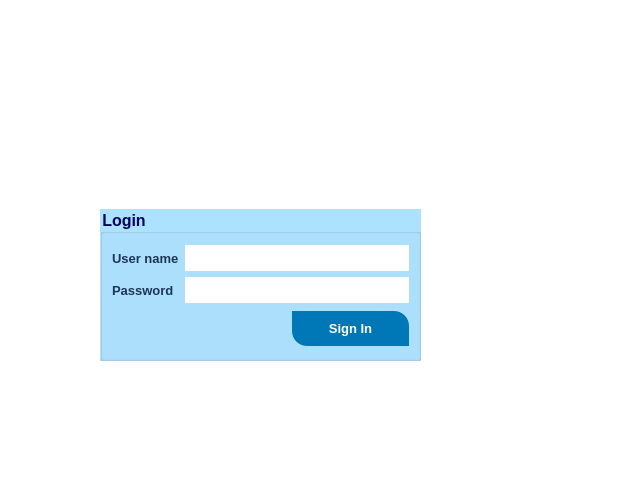
katetaylor1993/CSE3311-Project, file src/qt/aha/loginwin.ui: the form before one commit.
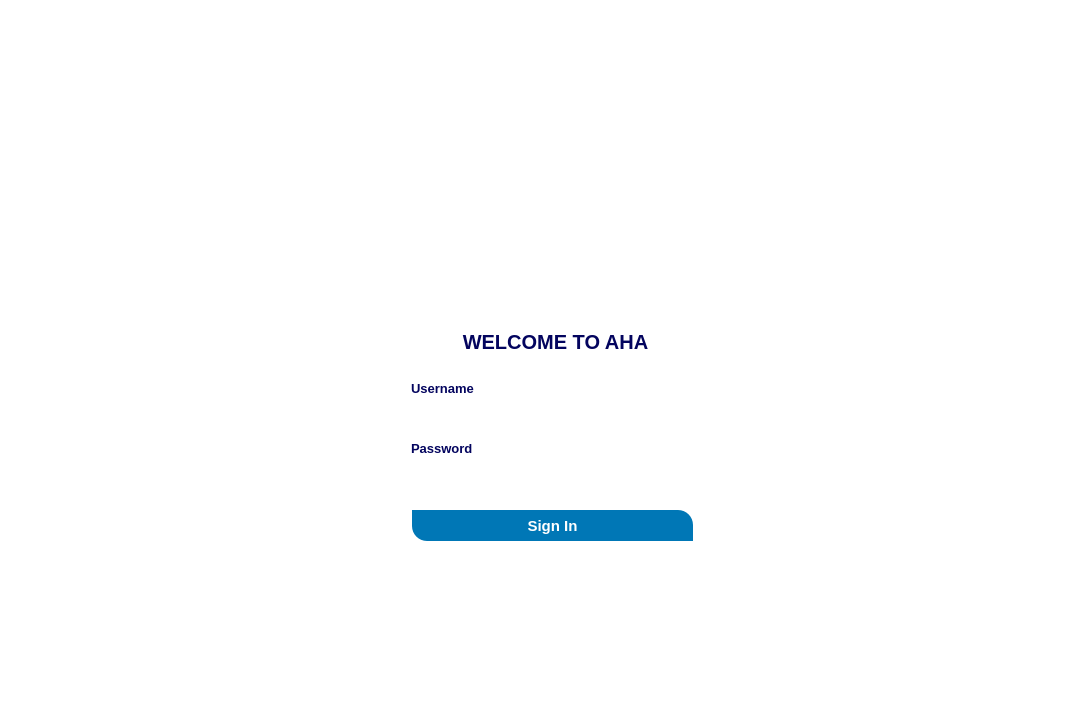
The form after the commit. Icons and pictures are not drawn.

What changed in the file:
```diff
--- a/src/qt/aha/loginwin.ui
+++ b/src/qt/aha/loginwin.ui
@@ -6,8 +6,8 @@
    <rect>
     <x>0</x>
     <y>0</y>
-    <width>640</width>
-    <height>500</height>
+    <width>1080</width>
+    <height>720</height>
    </rect>
   </property>
   <property name="windowTitle">
@@ -484,612 +484,178 @@
 }
 </string>
   </property>
-  <widget class="QWidget" name="layoutWidget">
+  <widget class="QFrame" name="frame">
    <property name="geometry">
     <rect>
-     <x>100</x>
-     <y>30</y>
-     <width>321</width>
-     <height>331</height>
+     <x>370</x>
+     <y>150</y>
+     <width>361</width>
+     <height>441</height>
     </rect>
    </property>
-   <layout class="QVBoxLayout" name="verticalLayout_2">
-    <item>
-     <widget class="QLabel" name="label_pix">
-      <property name="styleSheet">
-       <string notr="true">image: url(:/image/image/Aha-Logo.png);</string>
-      </property>
-      <property name="text">
-       <string/>
-      </property>
-     </widget>
-    </item>
-    <item>
-     <spacer name="verticalSpacer">
-      <property name="orientation">
-       <enum>Qt::Vertical</enum>
-      </property>
-      <property name="sizeType">
-       <enum>QSizePolicy::Fixed</enum>
-      </property>
-      <property name="sizeHint" stdset="0">
-       <size>
-        <width>10</width>
-        <height>20</height>
-       </size>
-      </property>
-     </spacer>
-    </item>
-    <item>
-     <widget class="QGroupBox" name="groupBox">
-      <property name="sizePolicy">
-       <sizepolicy hsizetype="Preferred" vsizetype="Preferred">
-        <horstretch>0</horstretch>
-        <verstretch>0</verstretch>
-       </sizepolicy>
-      </property>
-      <property name="font">
-       <font>
-        <pointsize>12</pointsize>
-        <weight>75</weight>
-        <italic>false</italic>
-        <bold>true</bold>
-        <underline>false</underline>
-       </font>
-      </property>
-      <property name="styleSheet">
-       <string notr="true">QGroupBox
-{
-	background: #ADE2FF;
-	color: #03045E
-}</string>
-      </property>
-      <property name="title">
-       <string>Login</string>
-      </property>
-      <layout class="QVBoxLayout" name="verticalLayout">
-       <item>
-        <layout class="QGridLayout" name="gridLayout">
-         <item row="0" column="0">
-          <widget class="QLabel" name="label_user">
-           <property name="text">
-            <string>User name</string>
-           </property>
-           <property name="buddy">
-            <cstring>lineEdit_userName</cstring>
-           </property>
-          </widget>
-         </item>
-         <item row="1" column="0">
-          <widget class="QLabel" name="label_pass">
-           <property name="text">
-            <string>Password</string>
-           </property>
-           <property name="buddy">
-            <cstring>lineEdit_password</cstring>
-           </property>
-          </widget>
-         </item>
-         <item row="0" column="1">
-          <widget class="QLineEdit" name="lineEdit_userName">
-           <property name="styleSheet">
-            <string notr="true">QLineEdit
-{
-	background: #FFFFFF ;
-}</string>
-           </property>
-          </widget>
-         </item>
-         <item row="1" column="1">
-          <widget class="QLineEdit" name="lineEdit_password">
-           <property name="styleSheet">
-            <string notr="true">QLineEdit
-{
-	background: #FFFFFF ;
-}</string>
-           </property>
-           <property name="echoMode">
-            <enum>QLineEdit::Password</enum>
-           </property>
-          </widget>
-         </item>
-        </layout>
-       </item>
-       <item>
-        <layout class="QHBoxLayout" name="horizontalLayout">
-         <item>
-          <spacer name="horizontalSpacer">
-           <property name="orientation">
-            <enum>Qt::Horizontal</enum>
-           </property>
-           <property name="sizeType">
-            <enum>QSizePolicy::Fixed</enum>
-           </property>
-           <property name="sizeHint" stdset="0">
-            <size>
-             <width>180</width>
-             <height>20</height>
-            </size>
-           </property>
-          </spacer>
-         </item>
-         <item>
-          <widget class="QPushButton" name="pushButton">
-           <property name="styleSheet">
-            <string notr="true">/*Copyright (c) DevSec Studio. All rights reserved.
+   <property name="styleSheet">
+    <string notr="true">	background: rgba(255,255, 255,200);
+	color: #03045E;
+	border-top-right-radius: 5px;
+	border-top-left-radius: 5px;
+	border-bottom-right-radius: 5px;
+	border-bottom-left-radius: 5px;
 
-MIT License
-
-Permission is hereby granted, free of charge, to any person obtaining a copy
-of this software and associated documentation files (the &quot;Software&quot;), to deal
-in the Software without restriction, including without limitation the rights
-to use, copy, modify, merge, publish, distribute, sublicense, and/or sell
-copies of the Software, and to permit persons to whom the Software is
-furnished to do so, subject to the following conditions:
-
-The above copyright notice and this permission notice shall be included in all
-copies or substantial portions of the Software.
-
-THE SOFTWARE IS PROVIDED *AS IS*, WITHOUT WARRANTY OF ANY KIND, EXPRESS OR
-IMPLIED, INCLUDING BUT NOT LIMITED TO THE WARRANTIES OF MERCHANTABILITY,
-FITNESS FOR A PARTICULAR PURPOSE AND NONINFRINGEMENT. IN NO EVENT SHALL THE
-AUTHORS OR COPYRIGHT HOLDERS BE LIABLE FOR ANY CLAIM, DAMAGES OR OTHER
-LIABILITY, WHETHER IN AN ACTION OF CONTRACT, TORT OR OTHERWISE, ARISING FROM,
-OUT OF OR IN CONNECTION WITH THE SOFTWARE OR THE USE OR OTHER DEALINGS IN THE SOFTWARE.
-*/
-
-/*-----QWidget-----*/
-QWidget
-{
-	background-color: #fff;
-	color: red;
-
-}
-
-
-/*-----QLabel-----*/
-QLabel
-{
-	background-color: transparent;
-	color: #1D3557;
-	font-weight: bold;
-	font-size: 13px;
-
-}
-
-
-/*-----QPushButton-----*/
-QPushButton
-{
+</string>
+   </property>
+   <property name="frameShape">
+    <enum>QFrame::StyledPanel</enum>
+   </property>
+   <property name="frameShadow">
+    <enum>QFrame::Raised</enum>
+   </property>
+   <widget class="QPushButton" name="pushButton">
+    <property name="geometry">
+     <rect>
+      <x>42</x>
+      <y>360</y>
+      <width>281</width>
+      <height>31</height>
+     </rect>
+    </property>
+    <property name="styleSheet">
+     <string notr="true">QPushButton{
 	background-color: #0077B6;
 	color: #fff;
-	font-size: 13px;
+	font-size: 15px;
 	font-weight: bold;
 	border-top-right-radius: 15px;
 	border-top-left-radius: 0px;
 	border-bottom-right-radius: 0px;
 	border-bottom-left-radius: 15px;
-	padding: 10px;
-
-}
-
-
-QPushButton::disabled
+	padding: 5 15 5 15;
+}</string>
+    </property>
+    <property name="text">
+     <string>Sign In</string>
+    </property>
+   </widget>
+   <widget class="QLabel" name="label">
+    <property name="geometry">
+     <rect>
+      <x>90</x>
+      <y>180</y>
+      <width>191</width>
+      <height>24</height>
+     </rect>
+    </property>
+    <property name="styleSheet">
+     <string notr="true">QLabel{
+background-color: transparent
+}</string>
+    </property>
+    <property name="text">
+     <string>&lt;h2&gt;WELCOME TO AHA&lt;/h2&gt;</string>
+    </property>
+    <property name="alignment">
+     <set>Qt::AlignCenter</set>
+    </property>
+   </widget>
+   <widget class="QLabel" name="label_user">
+    <property name="geometry">
+     <rect>
+      <x>41</x>
+      <y>230</y>
+      <width>68</width>
+      <height>16</height>
+     </rect>
+    </property>
+    <property name="styleSheet">
+     <string notr="true">QLabel{
+background-color: transparent
+}</string>
+    </property>
+    <property name="text">
+     <string>Username</string>
+    </property>
+    <property name="buddy">
+     <cstring>lineEdit_userName</cstring>
+    </property>
+   </widget>
+   <widget class="QLabel" name="label_pass">
+    <property name="geometry">
+     <rect>
+      <x>41</x>
+      <y>290</y>
+      <width>63</width>
+      <height>16</height>
+     </rect>
+    </property>
+    <property name="styleSheet">
+     <string notr="true">QLabel{
+background-color: transparent
+}</string>
+    </property>
+    <property name="text">
+     <string>Password</string>
+    </property>
+    <property name="buddy">
+     <cstring>lineEdit_password</cstring>
+    </property>
+   </widget>
+   <widget class="QLineEdit" name="lineEdit_userName">
+    <property name="geometry">
+     <rect>
+      <x>41</x>
+      <y>250</y>
+      <width>281</width>
+      <height>26</height>
+     </rect>
+    </property>
+    <property name="styleSheet">
+     <string notr="true">QLineEdit
 {
-	background-color: #5c5c5c;
-
-}
-
-
-QPushButton::hover
+	background: rgb(255, 255, 255);
+}</string>
+    </property>
+   </widget>
+   <widget class="QLineEdit" name="lineEdit_password">
+    <property name="geometry">
+     <rect>
+      <x>41</x>
+      <y>312</y>
+      <width>281</width>
+      <height>26</height>
+     </rect>
+    </property>
+    <property name="styleSheet">
+     <string notr="true">QLineEdit
 {
-	background-color: #00B4D8;
+	background: rgb(255, 255, 255);
 
-}
-
-
-QPushButton::pressed
-{
-	background-color: #023E8A;
-
-}
-
-
-/*-----QCheckBox-----*/
-QCheckBox
-{
-	background-color: transparent;
-	color: #0077B6;
-	font-size: 10px;
-	font-weight: bold;
-	border: none;
-	border-radius: 5px;
-
-}
-
-
-/*-----QCheckBox-----*/
-QCheckBox::indicator
-{
-    background-color: #323232;
-    border: 1px solid darkgray;
-    width: 12px;
-    height: 12px;
-
-}
-
-
-QCheckBox::indicator:checked
-{
-    image:url(&quot;./ressources/check.png&quot;);
-	background-color: #0077B6;
-    border: 1px solid #0077B6;
-
-}
-
-
-QCheckBox::indicator:unchecked:hover
-{
-    border: 1px solid #0077B6;
-
-}
-
-
-QCheckBox::disabled
-{
-	color: #656565;
-
-}
-
-
-QCheckBox::indicator:disabled
-{
-	background-color: #656565;
-	color: #656565;
-    border: 1px solid #656565;
-
-}
-
-
-/*-----QLineEdit-----*/
-QLineEdit
-{
-	background-color: #c2c7d5;
-	color: #2a547f;
-	border: none;
-	padding: 5px;
-
-}
-
-
-/*-----QListView-----*/
-QListView
-{
-	background-color: #0077B6;
-	color: #fff;
-	font-size: 14px;
-	font-weight: bold;
-	show-decoration-selected: 0;
-	border-radius: 4px;
-	padding-left: -15px;
-	padding-right: -15px;
-	padding-top: 5px;
-
-} 
-
-
-QListView:disabled 
-{
-	background-color: #5c5c5c;
-
-}
-
-
-QListView::item
-{
-	background-color: #454e5e;
-	border: none;
-	padding: 10px;
-	border-radius: 0px;
-	padding-left : 10px;
-	height: 32px;
-
-}
-
-
-QListView::item:selected
-{
-	color: #000;
-	background-color: #fff;
-
-}
-
-
-QListView::item:!selected
-{
-	color:white;
-	background-color: transparent;
-	border: none;
-	padding-left : 10px;
-
-}
-
-
-QListView::item:!selected:hover
-{
-	color: #fff;
-	background-color: #00B4D8;
-	border: none;
-	padding-left : 10px;
-
-}
-
-
-/*-----QTreeView-----*/
-QTreeView 
-{
-	background-color: #fff;
-	show-decoration-selected: 0;
-	color: #1D3557;
-
-}
-
-
-QTreeView:disabled
-{
-	background-color: #242526;
-	show-decoration-selected: 0;
-
-}
-
-
-QTreeView::item 
-{
-	border-top-color: transparent;
-	border-bottom-color: transparent;
-
-}
-
-
-QTreeView::item:hover 
-{
-	background-color: #bcbdbb;
-	color: #000;
-
-}
-
-
-QTreeView::item:selected 
-{
-	background-color: #0077B6;
-	color: #fff;
-
-}
-
-
-QTreeView::item:selected:active
-{
-	background-color: #0077B6;
-	color: #fff;
-
-}
-
-
-QTreeView::item:selected:disabled
-{
-	background-color: #525251;
-	color: #656565;
-
-}
-
-
-QTreeView::branch:has-children:!has-siblings:closed,
-QTreeView::branch:closed:has-children:has-siblings 
-{
-	image: url(://tree-closed.png);
-
-}
-
-QTreeView::branch:open:has-children:!has-siblings,
-QTreeView::branch:open:has-children:has-siblings  
-{
-	image: url(://tree-open.png);
-
-}
-
-
-/*-----QTableView &amp; QTableWidget-----*/
-QTableView
-{
-    background-color: #fff;
-	border: 1px solid gray;
-    color: #1D3557;
-    gridline-color: gray;
-    outline : 0;
-
-}
-
-
-QTableView::disabled
-{
-    background-color: #242526;
-    border: 1px solid #32414B;
-    color: #656565;
-    gridline-color: #656565;
-    outline : 0;
-
-}
-
-
-QTableView::item:hover 
-{
-    background-color: #bcbdbb;
-    color: #000;
-
-}
-
-
-QTableView::item:selected 
-{
-	background-color: #0077B6;
-    color: #fff;
-
-}
-
-
-QTableView::item:selected:disabled
-{
-    background-color: #1a1b1c;
-    border: 2px solid #525251;
-    color: #656565;
-
-}
-
-
-QTableCornerButton::section
-{
-	background-color: #ced5e3;
-	border: none;
-    color: #fff;
-
-}
-
-
-QHeaderView::section
-{
-	color: #2a547f;
-	border: 0px;
-	background-color: #ced5e3;
-	padding: 5px;
-
-}
-
-
-QHeaderView::section:disabled
-{
-    background-color: #525251;
-    color: #656565;
-
-}
-
-
-QHeaderView::section:checked
-{
-    color: #fff;
-    background-color: #0077B6;
-
-}
-
-
-QHeaderView::section:checked:disabled
-{
-    color: #656565;
-    background-color: #525251;
-
-}
-
-
-QHeaderView::section::vertical::first,
-QHeaderView::section::vertical::only-one
-{
-    border-top: 1px solid #353635;
-
-}
-
-
-QHeaderView::section::vertical
-{
-    border-top: 1px solid #353635;
-
-}
-
-
-QHeaderView::section::horizontal::first,
-QHeaderView::section::horizontal::only-one
-{
-    border-left: 1px solid #353635;
-
-}
-
-
-QHeaderView::section::horizontal
-{
-    border-left: 1px solid #353635;
-
-}
-
-
-/*-----QScrollBar-----*/
-QScrollBar:horizontal 
-{
-    background-color: transparent;
-    height: 8px;
-    margin: 0px;
-    padding: 0px;
-
-}
-
-
-QScrollBar::handle:horizontal 
-{
-    border: none;
-	min-width: 100px;
-    background-color: #7e92b7;
-
-}
-
-
-QScrollBar::add-line:horizontal, 
-QScrollBar::sub-line:horizontal,
-QScrollBar::add-page:horizontal, 
-QScrollBar::sub-page:horizontal 
-{
-    width: 0px;
-    background-color: #d8dce6;
-
-}
-
-
-QScrollBar:vertical 
-{
-    background-color: transparent;
-    width: 8px;
-    margin: 0;
-
-}
-
-
-QScrollBar::handle:vertical 
-{
-    border: none;
-	min-height: 100px;
-    background-color: #7e92b7;
-
-}
-
-
-QScrollBar::add-line:vertical, 
-QScrollBar::sub-line:vertical,
-QScrollBar::add-page:vertical, 
-QScrollBar::sub-page:vertical 
-{
-    height: 0px;
-    background-color: #d8dce6;
-
-}
-</string>
-           </property>
-           <property name="text">
-            <string>Sign In</string>
-           </property>
-          </widget>
-         </item>
-        </layout>
-       </item>
-      </layout>
-     </widget>
-    </item>
-   </layout>
+}</string>
+    </property>
+    <property name="echoMode">
+     <enum>QLineEdit::Password</enum>
+    </property>
+   </widget>
+   <widget class="QLabel" name="label_2">
+    <property name="geometry">
+     <rect>
+      <x>110</x>
+      <y>20</y>
+      <width>140</width>
+      <height>140</height>
+     </rect>
+    </property>
+    <property name="styleSheet">
+     <string notr="true">background:transparent</string>
+    </property>
+    <property name="text">
+     <string/>
+    </property>
+    <property name="pixmap">
+     <pixmap resource="resources.qrc">:/pics/picture/Aha-Logo.png</pixmap>
+    </property>
+    <property name="scaledContents">
+     <bool>true</bool>
+    </property>
+   </widget>
   </widget>
  </widget>
  <resources/>
```
Left out of the diff: 11 changed lines with no effect on the pictures.
